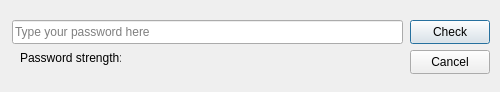
Above: passchecker.ui from Yovsky/SafePass before the change. Below: the same form after it.
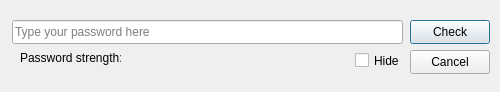
That is the form after the change.

Commit message: Added the warning system, Improved labels, Hide option in password checker.

What changed in the file:
```diff
--- a/passchecker.ui
+++ b/passchecker.ui
@@ -78,6 +78,19 @@
     <string/>
    </property>
   </widget>
+  <widget class="QCheckBox" name="Hide">
+   <property name="geometry">
+    <rect>
+     <x>355</x>
+     <y>50</y>
+     <width>51</width>
+     <height>21</height>
+    </rect>
+   </property>
+   <property name="text">
+    <string>Hide</string>
+   </property>
+  </widget>
  </widget>
  <resources/>
  <connections/>
```
Left out of the diff: 6 changed lines with no effect on the pictures. The commit also changes 4 other files.
